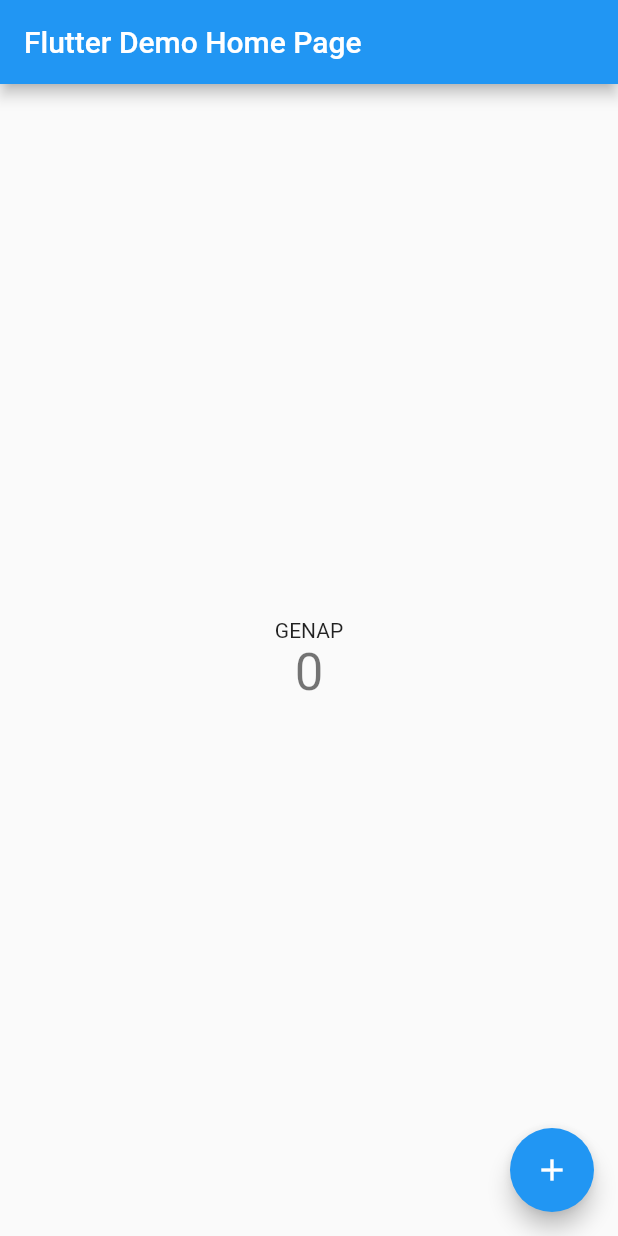
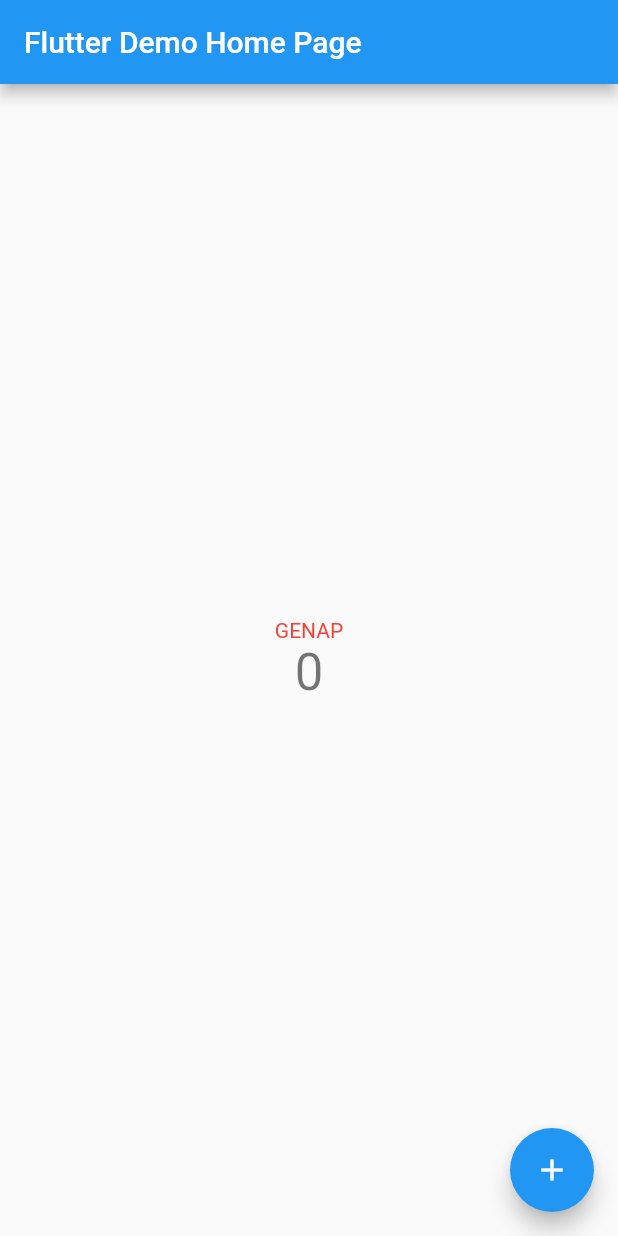
Before and after one commit to nadhifralfan/pbp-flutter-lab, a Flutter app: the screen it shows after launch, on a phone screen of 412 x 824 dp. Run offline on Flutter 3.47's test engine with Material 2 defaults, Android fonts, the phone set to English and light mode, and no system bars.

Commit message:
Fix code

```diff
--- a/lib/main.dart
+++ b/lib/main.dart
@@ -76,9 +76,15 @@ class _MyHomePageState extends State<MyHomePage> {
 
   Text checkCounter(int counter) {
     if (counter % 2 == 0) {
-      return const Text('GENAP');
+      return const Text(
+        'GENAP',
+        style: TextStyle(color: Colors.red),
+      );
     }
-    return const Text('GANJIL');
+    return const Text(
+      'GANJIL',
+      style: TextStyle(color: Colors.blue),
+    );
   }
 
   @override
```
